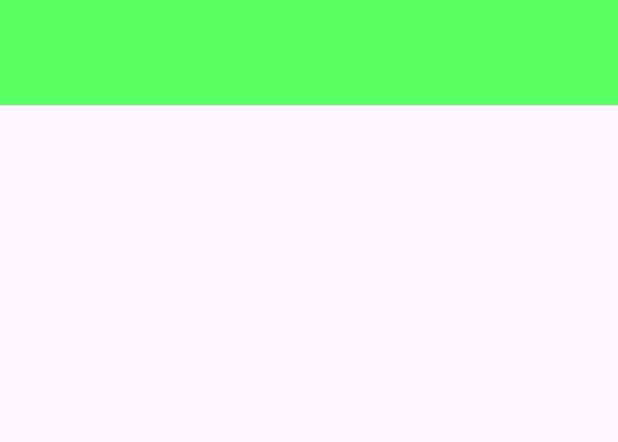
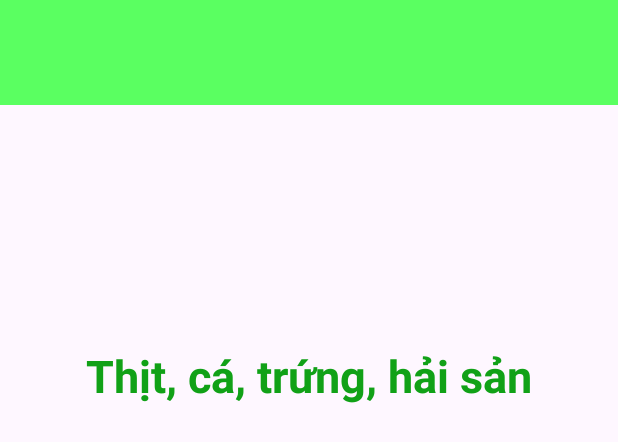
Before and after one commit to Amorydev/DepartmentStore, an Android app: the layout activity_main.xml on its own in the app's theme, with its tools: preview values and no code run, on a phone screen of 412 x 824 dp. Shown: the top 442 px of the screen. Run offline under Robolectric (Android 15) with nearby library versions, the phone set to English and light mode, and no system bars.

Commit message:
Lasted Update 29/03/2024

```diff
--- a/app/src/main/java/com/amory/departmentstore/MainActivity.kt
+++ b/app/src/main/java/com/amory/departmentstore/MainActivity.kt
@@ -42,8 +42,9 @@ class MainActivity : AppCompatActivity() {
         /*Chuyển đổi ảnh*/
         binding.viewFlipper.flipInterval = 4000
         binding.viewFlipper.isAutoStart = true
+        binding.viewFlipper.inAnimation = slide_out
         binding.viewFlipper.inAnimation = slide_in
-        binding.viewFlipper.inAnimation = slide_out
+
 
     }
 }
--- a/app/src/main/res/layout/activity_main.xml
+++ b/app/src/main/res/layout/activity_main.xml
@@ -1,9 +1,10 @@
 <?xml version="1.0" encoding="utf-8"?>
-<androidx.constraintlayout.widget.ConstraintLayout xmlns:android="http://schemas.android.com/apk/res/android"
+<LinearLayout xmlns:android="http://schemas.android.com/apk/res/android"
     xmlns:app="http://schemas.android.com/apk/res-auto"
     xmlns:tools="http://schemas.android.com/tools"
     android:layout_width="match_parent"
     android:layout_height="match_parent"
+    android:orientation="vertical"
     tools:context=".MainActivity">
 
     <LinearLayout
@@ -11,9 +12,6 @@
         android:layout_width="match_parent"
         android:layout_height="70dp"
         android:background="#5AFF61"
-        app:layout_constraintEnd_toEndOf="parent"
-        app:layout_constraintStart_toStartOf="parent"
-        app:layout_constraintTop_toTopOf="parent"
         tools:ignore="UselessLeaf"
         android:orientation="horizontal">
 
@@ -22,8 +20,23 @@
     <ViewFlipper
         android:id="@+id/view_flipper"
         android:layout_width="match_parent"
-        android:layout_height="100dp"
-        app:layout_constraintEnd_toEndOf="parent"
-        app:layout_constraintStart_toStartOf="parent"
+        android:layout_height="150dp"
         app:layout_constraintTop_toBottomOf="@+id/linearLayout2" />
-</androidx.constraintlayout.widget.ConstraintLayout>
+
+    <TextView
+        android:id="@+id/txt"
+        android:layout_width="match_parent"
+        android:layout_height="wrap_content"
+        android:text="Thịt, cá, trứng, hải sản"
+        android:layout_marginTop="10dp"
+        android:textSize="30sp"
+        android:textStyle="bold"
+        android:textAlignment="center"
+        android:textColor="#11A117"/>
+
+    <ListView
+        android:id="@+id/lv_sanpham"
+        android:layout_width="match_parent"
+        android:layout_height="match_parent" />
+
+</LinearLayout>
--- a/app/src/main/res/values/strings.xml
+++ b/app/src/main/res/values/strings.xml
@@ -1,4 +1,5 @@
 <resources>
     <string name="app_name">DepartmentStore</string>
     <string name="lua_chon_dang_tin_cay">Lựa chọn đáng tin cậy của bạn</string>
+    <string name="rau_cu">Rau củ</string>
 </resources>
```
Also changed, not shown: app/src/main/res/layout/layout_sanpham.xml (added, +44 -0 lines), app/src/main/res/drawable/img.png (added).
